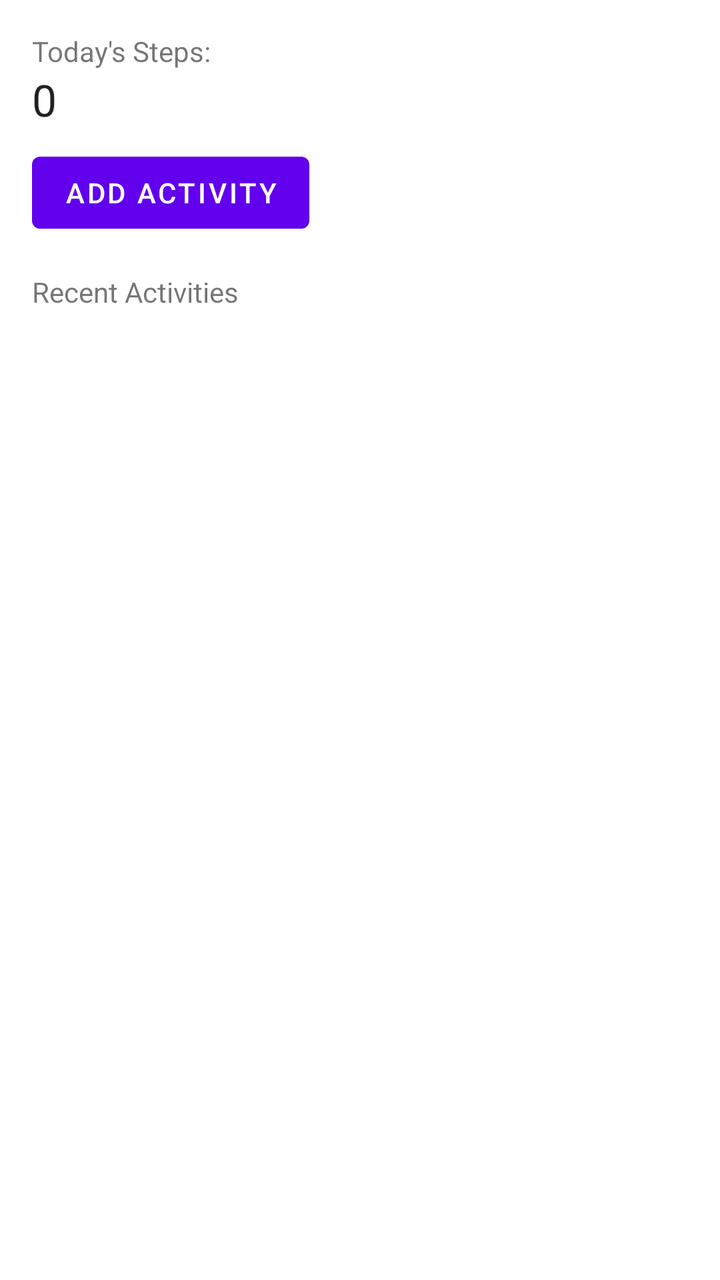
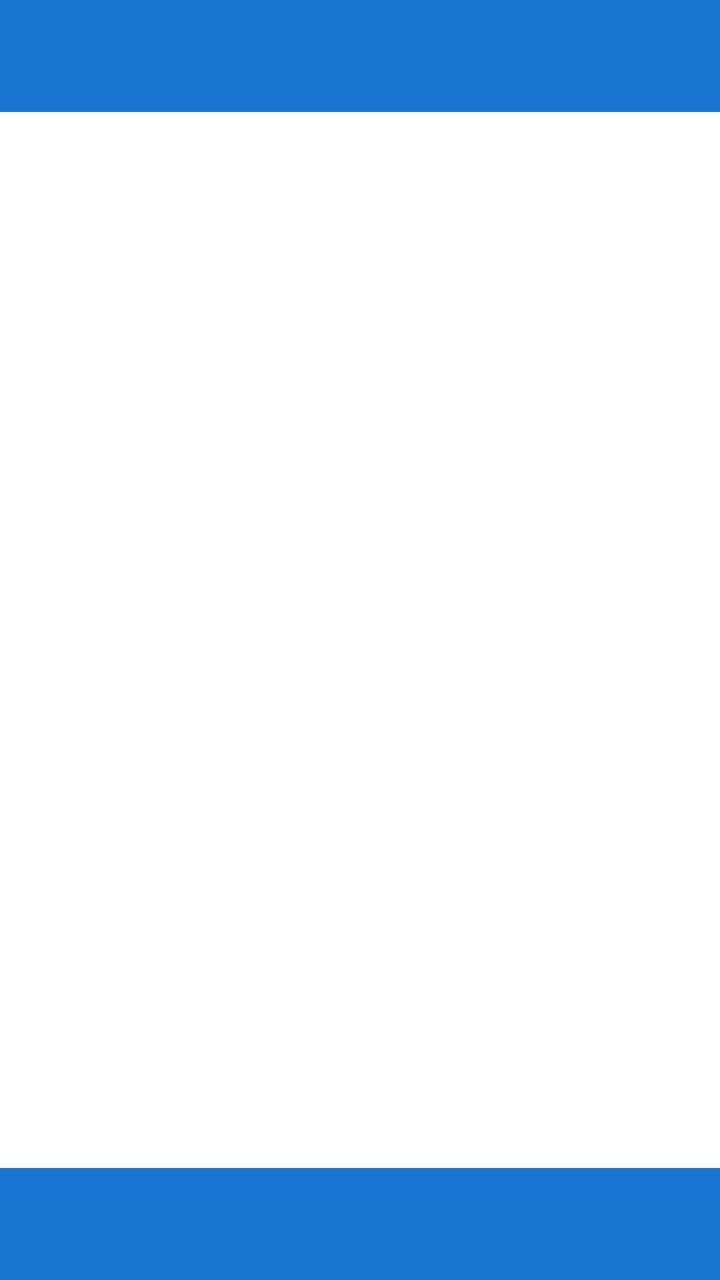

Two renders of the same Android screen: before a commit and after it. Below are the layout's source before the change and the commit's diff.
<!-- AndroidManifest.xml: application theme Theme.CountLives -->
<!-- res/layout/activity_main.xml -->
<?xml version="1.0" encoding="utf-8"?>
<LinearLayout xmlns:android="http://schemas.android.com/apk/res/android"
    android:orientation="vertical"
    android:padding="16dp"
    android:layout_width="match_parent"
    android:layout_height="match_parent">

    <TextView
        android:id="@+id/tvStepsLabel"
        android:layout_width="wrap_content"
        android:layout_height="wrap_content"
        android:text="Today's Steps:" />

    <TextView
        android:id="@+id/tvSteps"
        android:layout_width="wrap_content"
        android:layout_height="wrap_content"
        android:text="0"
        android:textAppearance="?android:attr/textAppearanceLarge"
        android:layout_marginBottom="8dp" />

    <Button
        android:id="@+id/btnAddActivity"
        android:layout_width="wrap_content"
        android:layout_height="wrap_content"
        android:text="@string/add_activity" />

    <TextView
        android:id="@+id/tvRecentLabel"
        android:layout_width="wrap_content"
        android:layout_height="wrap_content"
        android:text="Recent Activities"
        android:layout_marginTop="16dp" />

    <androidx.recyclerview.widget.RecyclerView
        android:id="@+id/rvActivities"
        android:layout_width="match_parent"
        android:layout_height="wrap_content"
        android:layout_marginTop="8dp" />

</LinearLayout>
<!-- resources referenced by this layout -->
<resources>
  <string name="add_activity">Add Activity</string>
  <style name="Theme.CountLives" parent="Theme.MaterialComponents.DayNight.DarkActionBar">
          
          <item name="colorPrimary">@color/purple_500</item>
          <item name="colorPrimaryVariant">@color/purple_700</item>
          <item name="colorOnPrimary">@color/white</item>
          
          <item name="colorSecondary">@color/teal_200</item>
          <item name="colorSecondaryVariant">@color/teal_700</item>
          <item name="colorOnSecondary">@color/black</item>
          
          <item name="android:statusBarColor">?attr/colorPrimaryVariant</item>
          
      </style>
  <color name="purple_500">#FF6200EE</color>
  <color name="purple_700">#FF3700B3</color>
  <color name="white">#FFFFFFFF</color>
  <color name="teal_200">#FF03DAC5</color>
  <color name="teal_700">#FF018786</color>
  <color name="black">#FF000000</color>
</resources>

<!-- the commit's change to res/layout/activity_main.xml (unified diff, before → after) -->
@@ -1,41 +1,49 @@
 <?xml version="1.0" encoding="utf-8"?>
 <LinearLayout xmlns:android="http://schemas.android.com/apk/res/android"
-    android:orientation="vertical"
-    android:padding="16dp"
+    xmlns:app="http://schemas.android.com/apk/res-auto"
     android:layout_width="match_parent"
-    android:layout_height="match_parent">
+    android:layout_height="match_parent"
+    android:orientation="vertical">
 
-    <TextView
-        android:id="@+id/tvStepsLabel"
+    <com.google.android.material.appbar.AppBarLayout
+        android:layout_width="match_parent"
+        android:layout_height="wrap_content">
+
+        <com.google.android.material.appbar.MaterialToolbar
+            android:id="@+id/toolbar"
+            android:layout_width="match_parent"
+            android:layout_height="wrap_content"
+            android:background="?attr/colorPrimary"
+            android:theme="@style/ThemeOverlay.MaterialComponents.Dark.ActionBar"
+            android:title="CountLives" />
+    </com.google.android.material.appbar.AppBarLayout>
+
+    <androidx.viewpager2.widget.ViewPager2
+        android:id="@+id/viewpager"
+        android:layout_width="match_parent"
+        android:layout_height="0dp"
+        android:layout_weight="1" />
+
+    <com.google.android.material.floatingactionbutton.FloatingActionButton
+        android:id="@+id/fabAdd"
         android:layout_width="wrap_content"
         android:layout_height="wrap_content"
-        android:text="Today's Steps:" />
+        android:layout_margin="16dp"
+        android:contentDescription="Add activity"
+        android:src="@drawable/ic_baseline_add_24"
+        app:backgroundTint="?attr/colorPrimary"
+        android:visibility="gone" />
 
-    <TextView
-        android:id="@+id/tvSteps"
-        android:layout_width="wrap_content"
-        android:layout_height="wrap_content"
-        android:text="0"
-        android:textAppearance="?android:attr/textAppearanceLarge"
-        android:layout_marginBottom="8dp" />
-
-    <Button
-        android:id="@+id/btnAddActivity"
-        android:layout_width="wrap_content"
-        android:layout_height="wrap_content"
-        android:text="@string/add_activity" />
-
-    <TextView
-        android:id="@+id/tvRecentLabel"
-        android:layout_width="wrap_content"
-        android:layout_height="wrap_content"
-        android:text="Recent Activities"
-        android:layout_marginTop="16dp" />
-
-    <androidx.recyclerview.widget.RecyclerView
-        android:id="@+id/rvActivities"
+    <com.google.android.material.tabs.TabLayout
+        android:id="@+id/tabLayoutBottom"
         android:layout_width="match_parent"
-        android:layout_height="wrap_content"
-        android:layout_marginTop="8dp" />
+        android:layout_height="56dp"
+        android:background="?attr/colorPrimary"
+        android:elevation="8dp"
+        app:tabIndicatorColor="@color/secondary_teal_500"
+        app:tabSelectedTextColor="@color/white"
+        app:tabGravity="fill"
+        app:tabMode="fixed"
+        app:tabIconTint="?attr/colorOnPrimary" />
 
 </LinearLayout>
<!-- resource entries referenced after the edit -->
@@ -1,24 +1,62 @@
 <!-- resources referenced by this layout -->
 <resources>
-  <string name="add_activity">Add Activity</string>
-  <style name="Theme.CountLives" parent="Theme.MaterialComponents.DayNight.DarkActionBar">
+  <color name="secondary_teal_500">#FF009688</color>
+  <style name="Theme.CountLives" parent="Theme.MaterialComponents.DayNight.NoActionBar">
           
-          <item name="colorPrimary">@color/purple_500</item>
-          <item name="colorPrimaryVariant">@color/purple_700</item>
+          <item name="colorPrimary">@color/primary_blue_700</item>
+          <item name="colorPrimaryVariant">@color/primary_blue_900</item>
           <item name="colorOnPrimary">@color/white</item>
           
-          <item name="colorSecondary">@color/teal_200</item>
-          <item name="colorSecondaryVariant">@color/teal_700</item>
-          <item name="colorOnSecondary">@color/black</item>
+          <item name="colorSecondary">@color/secondary_teal_500</item>
+          <item name="colorSecondaryVariant">@color/secondary_teal_700</item>
+          <item name="colorOnSecondary">@color/white</item>
+          
+          <item name="colorTertiary">@color/primary_blue_500</item>
+          
+          <item name="materialButtonStyle">@style/Theme.CountLives.PillButton</item>
+          <item name="materialCardViewStyle">@style/CountLives.Card</item>
+          <item name="materialButtonOutlinedStyle">@style/Widget.CountLives.Button</item>
+          <item name="android:buttonStyle">@style/Theme.CountLives.PillButton</item>
+          <item name="cardViewStyle">@style/CountLives.Card</item>
           
           <item name="android:statusBarColor">?attr/colorPrimaryVariant</item>
+          <item name="android:navigationBarColor">?attr/colorPrimary</item>
+          <item name="android:windowBackground">@color/white</item>
           
+          <item name="android:textColorPrimary">@color/black</item>
+          <item name="android:textColorSecondary">@color/black</item>
+          
+          <item name="tabStyle">@style/Widget.MaterialComponents.TabLayout</item>
       </style>
-  <color name="purple_500">#FF6200EE</color>
-  <color name="purple_700">#FF3700B3</color>
+  <color name="primary_blue_700">#FF1976D2</color>
+  <color name="primary_blue_900">#FF0D47A1</color>
+  <color name="secondary_teal_700">#FF00796B</color>
+  <color name="primary_blue_500">#FF2196F3</color>
+  <style name="Theme.CountLives.PillButton" parent="Widget.MaterialComponents.Button">
+          <item name="cornerRadius">24dp</item>
+          <item name="android:backgroundTint">?attr/colorSecondary</item>
+          <item name="android:textColor">?attr/colorOnSecondary</item>
+          <item name="iconGravity">textStart</item>
+      </style>
+  <style name="CountLives.Card" parent="Widget.MaterialComponents.CardView">
+          <item name="cardCornerRadius">12dp</item>
+          <item name="cardUseCompatPadding">true</item>
+          <item name="cardElevation">4dp</item>
+      </style>
+  <style name="Widget.CountLives.Button" parent="Widget.MaterialComponents.Button.OutlinedButton">
+          <item name="strokeColor">?attr/colorPrimary</item>
+          <item name="android:textColor">?attr/colorPrimary</item>
+      </style>
   <color name="white">#FFFFFFFF</color>
-  <color name="teal_200">#FF03DAC5</color>
-  <color name="teal_700">#FF018786</color>
+  <!-- drawable ic_baseline_add_24 (drawable) -->
+  <?xml version="1.0" encoding="utf-8"?>
+  <vector xmlns:android="http://schemas.android.com/apk/res/android"
+      android:width="24dp"
+      android:height="24dp"
+      android:viewportWidth="24"
+      android:viewportHeight="24">
+      <path android:fillColor="#FFFFFF" android:pathData="M13,11h8v2h-8v8h-2v-8H3v-2h8V3h2v8z"/>
+  </vector>
   <color name="black">#FF000000</color>
 </resources>
 
